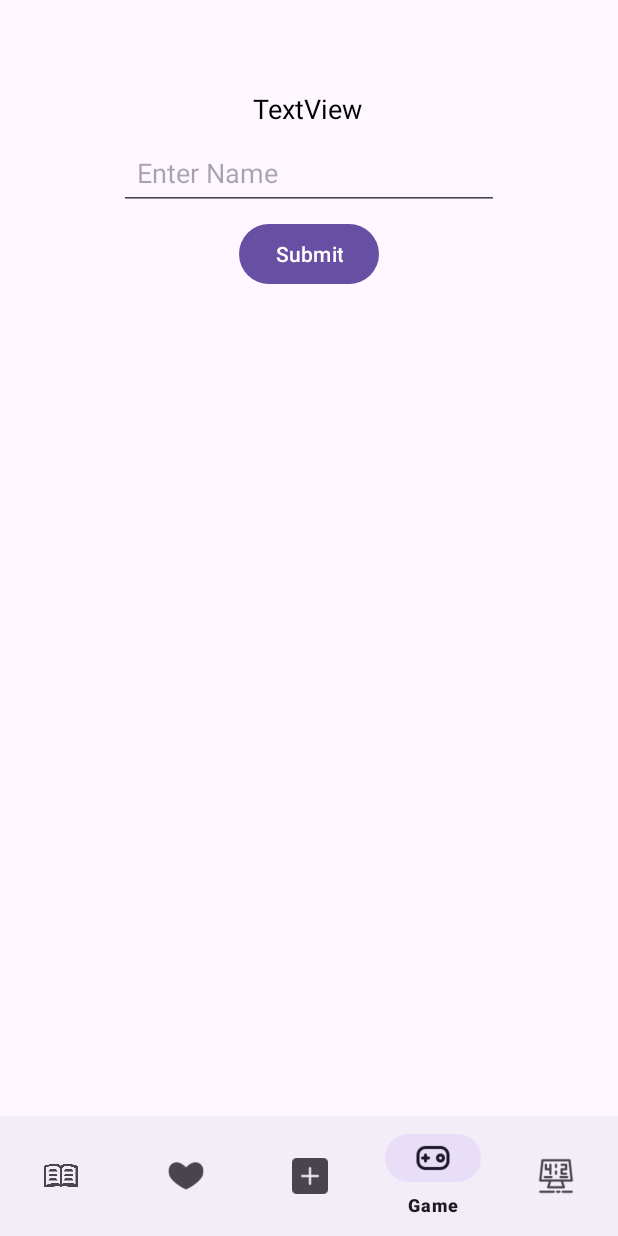
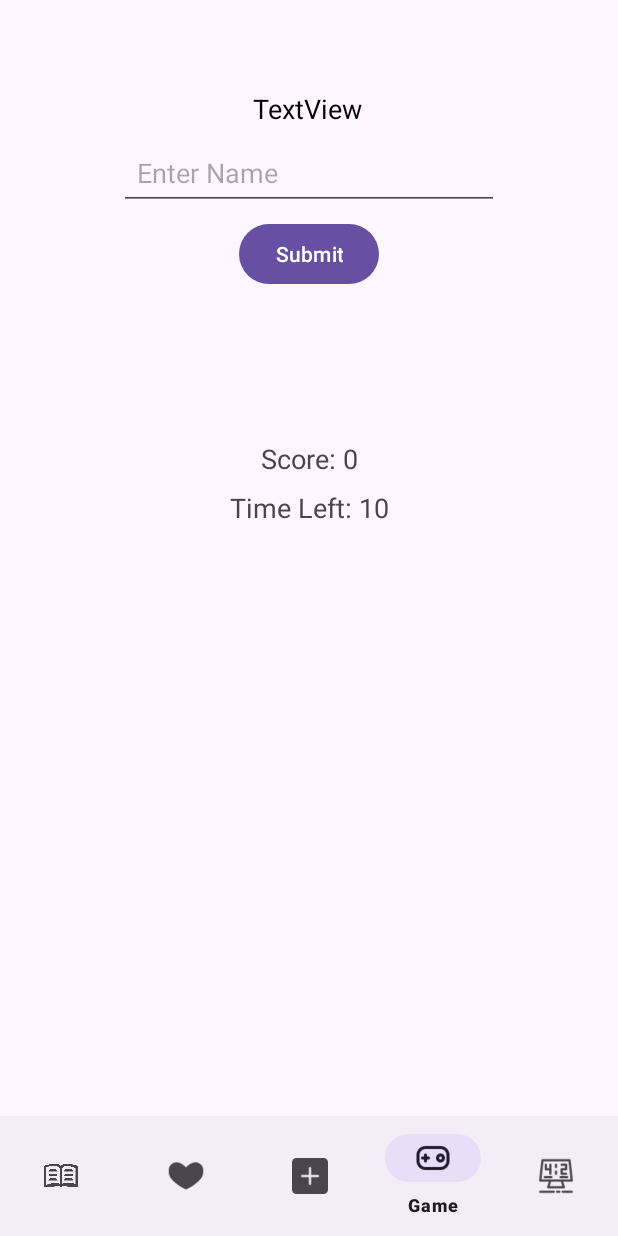
Before and after one commit to gulsenguness/WordMonster, an Android app: the GameFragment screen opened through its navigation route, on a phone screen of 412 x 824 dp. Run offline under Robolectric (Android 15) with nearby library versions, the phone set to English and light mode, and no system bars; our stand-ins replace Firebase (no records; nobody signed in at launch, a user with empty details on screens opened directly), navigation-ui.

Commit message:
✨ Started the countdown to fun! 🚀
- Added a ticking timer that counts down from 10 seconds. ⏳
- Introduced game over magic when the time's up or score hits 10. 🎉

```diff
--- a/app/src/main/res/layout/fragment_game.xml
+++ b/app/src/main/res/layout/fragment_game.xml
@@ -44,5 +44,25 @@
         app:layout_constraintStart_toStartOf="@+id/startword"
         app:layout_constraintTop_toBottomOf="@+id/startword" />
 
+    <TextView
+        android:id="@+id/score"
+        android:layout_width="wrap_content"
+        android:layout_height="wrap_content"
+        android:layout_marginTop="100dp"
+        android:text="Score: 0"
+        android:textSize="18sp"
+        app:layout_constraintEnd_toEndOf="parent"
+        app:layout_constraintStart_toStartOf="parent"
+        app:layout_constraintTop_toBottomOf="@+id/start" />
 
+    <TextView
+        android:id="@+id/timerText"
+        android:layout_width="wrap_content"
+        android:layout_height="wrap_content"
+        android:layout_marginTop="8dp"
+        android:text="Time Left: 10"
+        android:textSize="18sp"
+        app:layout_constraintEnd_toEndOf="@+id/score"
+        app:layout_constraintStart_toStartOf="@+id/score"
+        app:layout_constraintTop_toBottomOf="@+id/score" />
 </androidx.constraintlayout.widget.ConstraintLayout>
```
Also changed, not shown: app/src/main/java/com/gulsengunes/wordmonster/ui/fragment/GameFragment.kt (+41 -0 lines).
